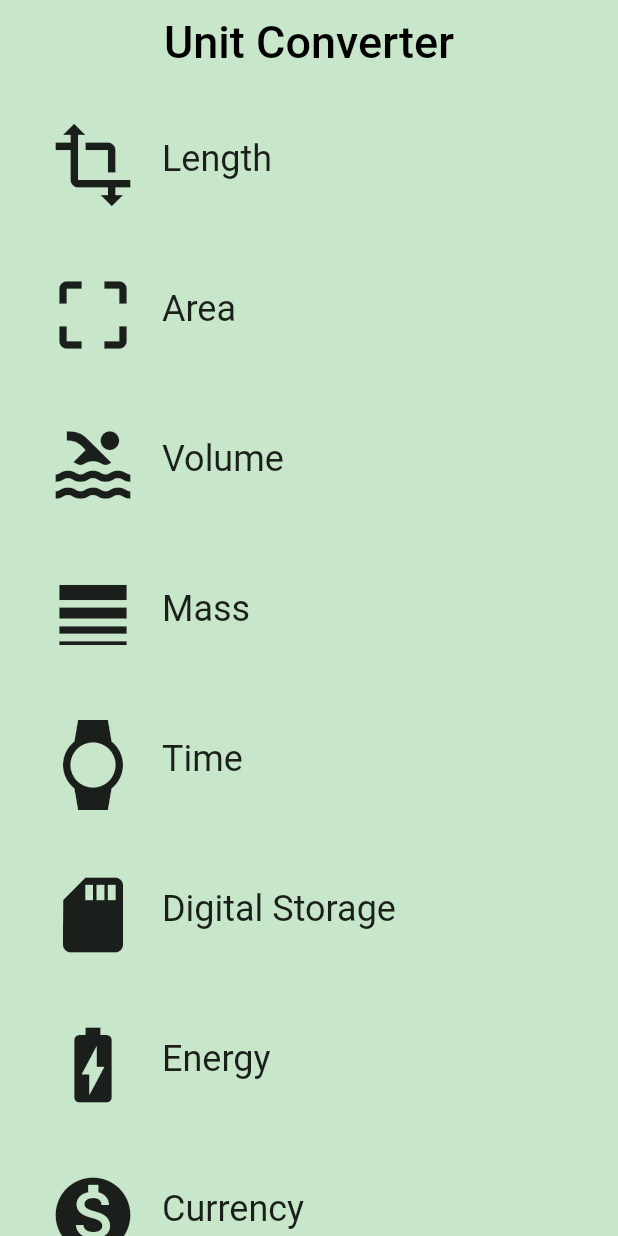
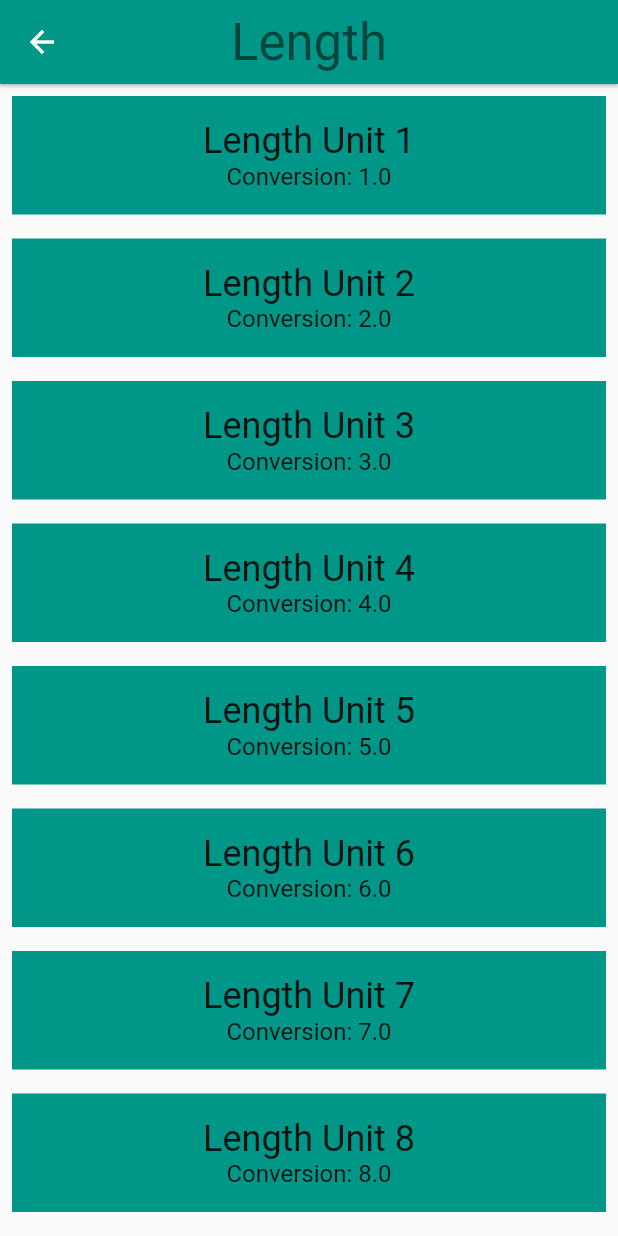
Before and after one commit to vinchris/measure_flutter_app, a Flutter app: the screen it shows after launch, after a tap on "Length", on a phone screen of 412 x 824 dp. Run offline on Flutter 3.47's test engine with Material 2 defaults, Android fonts, the phone set to English and light mode, and no system bars.

Commit message:
navigation created
created the converter screen and finished with the navigation between screens

```diff
--- a/measure_flutter_app/lib/category.dart
+++ b/measure_flutter_app/lib/category.dart
@@ -5,31 +5,69 @@
 // To keep your imports tidy, follow the ordering guidelines at
 // https://www.dartlang.org/guides/language/effective-dart/style#ordering
 import 'package:flutter/material.dart';
+// @required is defined in the meta.dart package
+import 'package:meta/meta.dart';
+
+import 'converter_route.dart';
+import 'unit.dart';
+
+// We use an underscore to indicate that these variables are private.
+// See https://www.dartlang.org/guides/language/effective-dart/design#libraries
+final _rowHeight = 100.0;
+final _borderRadius = BorderRadius.circular(_rowHeight / 2);
 
 /// A custom [Category] widget.
 ///
 /// The widget is composed on an [Icon] and [Text]. Tapping on the widget shows
 /// a colored [InkWell] animation.
 class Category extends StatelessWidget {
+  final String name;
+  final ColorSwatch color;
+  final IconData iconLocation;
+  final List<Unit> units;
+
   /// Creates a [Category].
   ///
   /// A [Category] saves the name of the Category (e.g. 'Length'), its color for
   /// the UI, and the icon that represents it (e.g. a ruler).
-  // TODO: You'll need the name, color, and iconLocation from main.dart
-
-  final String name;
-  final ColorSwatch color;
-  final IconData iconLocation;
-
+  // While the @required checks for whether a named parameter is passed in,
+  // it doesn't check whether the object passed in is null. We check that
+  // in the assert statement.
   const Category({
     Key key,
     @required this.name,
     @required this.color,
     @required this.iconLocation,
+    @required this.units,
   })  : assert(name != null),
         assert(color != null),
         assert(iconLocation != null),
+        assert(units != null),
         super(key: key);
+
+  /// Navigates to the [ConverterRoute].
+  void _navigateToConverter(BuildContext context) {
+    Navigator.of(context).push(MaterialPageRoute<Null>(
+      builder: (BuildContext context) {
+        return Scaffold(
+          appBar: AppBar(
+            elevation: 1.0,
+            title: Text(
+              name,
+              style: Theme.of(context).textTheme.display1,
+            ),
+            centerTitle: true,
+            backgroundColor: color,
+          ),
+          body: ConverterRoute(
+            color: color,
+            name: name,
+            units: units,
+          ),
+        );
+      },
+    ));
+  }
 
   /// Builds a custom widget that shows [Category] information.
   ///
@@ -40,38 +78,43 @@ class Category extends StatelessWidget {
   // Theme ancestor in the tree. Below, we obtain the display1 text theme.
   // See https://docs.flutter.io/flutter/material/Theme-class.html
   Widget build(BuildContext context) {
-    // TODO: Build the custom widget here, referring to the Specs.
     return Material(
       color: Colors.transparent,
       child: Container(
-        //color: Colors.green,
-        height: 100.0,
+        height: _rowHeight,
+        child: InkWell(
+          borderRadius: _borderRadius,
+          highlightColor: color,
+          splashColor: color,
+          // We can use either the () => function() or the () { function(); }
+          // syntax.
+          onTap: () => _navigateToConverter(context),
+          child: Padding(
             padding: EdgeInsets.all(8.0),
-        child: InkWell(
-          borderRadius: BorderRadius.circular(50.0),
             child: Row(
               crossAxisAlignment: CrossAxisAlignment.stretch,
-            children: <Widget>[
+              // There are two ways to denote a list: `[]` and `List()`.
+              // Prefer to use the literal syntax, i.e. `[]`, instead of `List()`.
+              // You can add the type argument if you'd like, i.e. <Widget>[].
+              // See https://www.dartlang.org/guides/language/effective-dart/usage#do-use-collection-literals-when-possible
+              children: [
                 Padding(
                   padding: EdgeInsets.all(16.0),
                   child: Icon(
                     iconLocation,
-                  size: 60,
+                    size: 60.0,
                   ),
                 ),
                 Center(
                   child: Text(
                     name,
                     textAlign: TextAlign.center,
-                style: new TextStyle(fontSize: 24.0),
-              )),
+                    style: Theme.of(context).textTheme.headline,
+                  ),
+                ),
               ],
             ),
-          onTap: () {
-            print("it's tapped!");
-          },
-          splashColor: color,
-          highlightColor: color,
+          ),
         ),
       ),
     );
--- a/measure_flutter_app/lib/category_route.dart
+++ b/measure_flutter_app/lib/category_route.dart
@@ -1,11 +1,12 @@
 import 'package:flutter/material.dart';
 import 'category.dart';
+import 'unit.dart';
 
 final _backgroundColor = Colors.green[100];
 
 class CategoryRoute extends StatelessWidget {
+  const CategoryRoute();
 
-  const CategoryRoute();
   static const _categoryNames = <String>[
     'Length',
     'Area',
@@ -15,17 +16,6 @@ class CategoryRoute extends StatelessWidget {
     'Digital Storage',
     'Energy',
     'Currency',
-  ];
-
-  static const _icons = <IconData>[
-    Icons.transform,
-    Icons.crop_free,
-    Icons.pool,
-    Icons.line_weight,
-    Icons.watch,
-    Icons.sd_card,
-    Icons.battery_charging_full,
-    Icons.monetization_on
   ];
 
   static const _baseColors = <Color>[
@@ -39,29 +29,45 @@ class CategoryRoute extends StatelessWidget {
     Colors.red,
   ];
 
+  /// Makes the correct number of rows for the list view.
+  ///
+  /// For portrait, we use a [ListView].
   Widget _buildCategoryWidgets(List<Widget> categories) {
     return ListView.builder(
       itemBuilder: (BuildContext context, int index) => categories[index],
-      itemCount: categories.length,);
+      itemCount: categories.length,
+    );
+  }
+
+  /// Returns a list of mock [Unit]s.
+  List<Unit> _retrieveUnitList(String categoryName) {
+    return List.generate(10, (int i) {
+      i += 1;
+      return Unit(
+        name: '$categoryName Unit $i',
+        conversion: i.toDouble(),
+      );
+    });
   }
 
   @override
   Widget build(BuildContext context) {
     final categories = <Category>[];
 
-    // from above. Use a placeholder icon, such as `Icons.cake` for each
-    // Category. We'll add custom icons later.
-
     for (var i = 0; i < _categoryNames.length; i++) {
       categories.add(Category(
         name: _categoryNames[i],
         color: _baseColors[i],
-        iconLocation: _icons[i],
+        iconLocation: Icons.cake,
+        units: _retrieveUnitList(_categoryNames[i]),
       ));
     }
-    final listView = Container(color: _backgroundColor,
+
+    final listView = Container(
+      color: _backgroundColor,
       padding: EdgeInsets.symmetric(horizontal: 8.0),
-      child: _buildCategoryWidgets(categories),);
+      child: _buildCategoryWidgets(categories),
+    );
 
     final appBar = AppBar(
       elevation: 0.0,
--- /dev/null
+++ b/measure_flutter_app/lib/converter_route.dart
@@ -0,0 +1,62 @@
+// Copyright 2018 The Chromium Authors. All rights reserved.
+// Use of this source code is governed by a BSD-style license that can be
+// found in the LICENSE file.
+
+import 'package:flutter/material.dart';
+import 'package:meta/meta.dart';
+
+import 'unit.dart';
+
+/// Converter screen where users can input amounts to convert.
+///
+/// Currently, it just displays a list of mock units.
+///
+/// While it is named ConverterRoute, a more apt name would be ConverterScreen,
+/// because it is responsible for the UI at the route's destination.
+class ConverterRoute extends StatelessWidget {
+  /// This [Category]'s name.
+  final String name;
+
+  /// Color for this [Category].
+  final Color color;
+
+  /// Units for this [Category].
+  final List<Unit> units;
+
+  /// This [ConverterRoute] requires the name, color, and units to not be null.
+  const ConverterRoute({
+    @required this.name,
+    @required this.color,
+    @required this.units,
+  })  : assert(name != null),
+        assert(color != null),
+        assert(units != null);
+
+  @override
+  Widget build(BuildContext context) {
+    // Here is just a placeholder for a list of mock units
+    final unitWidgets = units.map((Unit unit) {
+      return Container(
+        color: color,
+        margin: EdgeInsets.all(8.0),
+        padding: EdgeInsets.all(16.0),
+        child: Column(
+          children: <Widget>[
+            Text(
+              unit.name,
+              style: Theme.of(context).textTheme.headline,
+            ),
+            Text(
+              'Conversion: ${unit.conversion}',
+              style: Theme.of(context).textTheme.subhead,
+            ),
+          ],
+        ),
+      );
+    }).toList();
+
+    return ListView(
+      children: unitWidgets,
+    );
+  }
+}
--- a/measure_flutter_app/lib/main.dart
+++ b/measure_flutter_app/lib/main.dart
@@ -9,11 +9,6 @@ import 'package:flutter/material.dart';
 // a package import, as shown below.
 // More details at http://dart-lang.github.io/linter/lints/avoid_relative_lib_imports.html
 import 'category_route.dart';
-
-// TODO: Pass this information into your custom [Category] widget
-const _categoryName = 'Cake';
-const _categoryIcon = Icons.cake;
-const _categoryColor = Colors.green;
 
 /// The function that is called when main.dart is run.
 void main() {
--- /dev/null
+++ b/measure_flutter_app/lib/unit.dart
@@ -0,0 +1,23 @@
+import 'package:meta/meta.dart';
+
+/// Information about a [Unit].
+class Unit {
+  final String name;
+  final double conversion;
+
+  /// A [Unit] stores its name and conversion factor.
+  ///
+  /// An example would be 'Meter' and '1.0'.
+  const Unit({
+    @required this.name,
+    @required this.conversion,
+  })  : assert(name != null),
+        assert(conversion != null);
+
+  /// Creates a [Unit] from a JSON object.
+  Unit.fromJson(Map jsonMap)
+      : assert(jsonMap['name'] != null),
+        assert(jsonMap['conversion'] != null),
+        name = jsonMap['name'],
+        conversion = jsonMap['conversion'].toDouble();
+}
```
Lines whose indentation alone changed are shown as unchanged.
